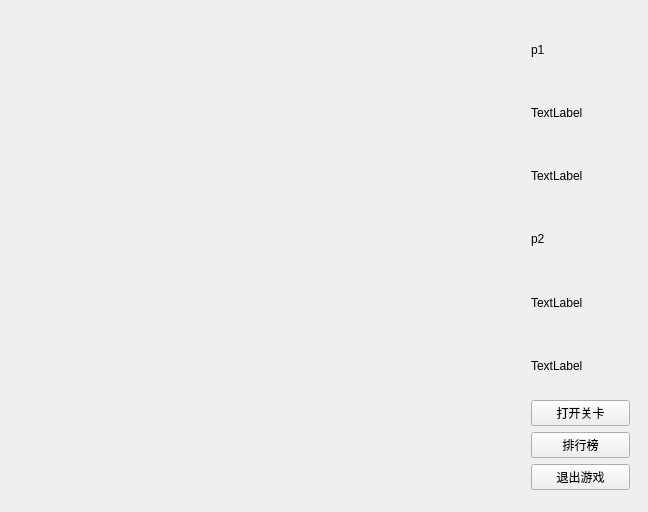
Above: game_try/game_widget.ui from emon100/tank-game before the change. Below: the same form after it.
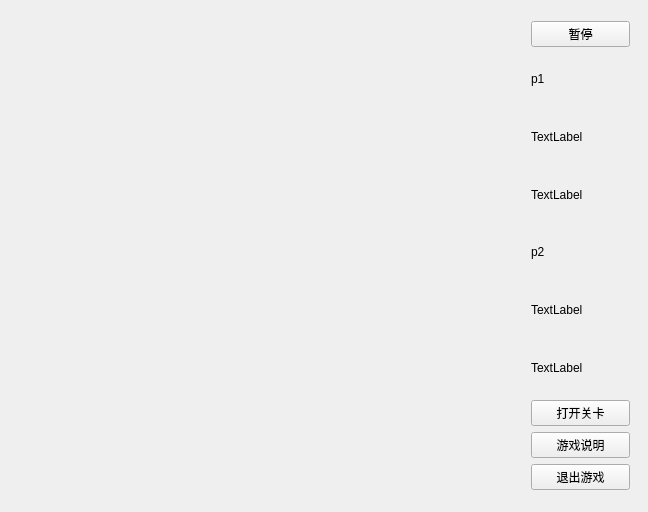
That is the form after the change.

Commit message: Game can pause now.

Diff of the .ui file:
```diff
--- a/game_try/game_widget.ui
+++ b/game_try/game_widget.ui
@@ -29,6 +29,13 @@
     </rect>
    </property>
    <layout class="QVBoxLayout" name="verticalLayout">
+    <item>
+     <widget class="QPushButton" name="PauseButton">
+      <property name="text">
+       <string>暂停</string>
+      </property>
+     </widget>
+    </item>
     <item>
      <widget class="QLabel" name="P1_name">
       <property name="text">
@@ -81,7 +88,7 @@
     <item>
      <widget class="QPushButton" name="RankButton">
       <property name="text">
-       <string>排行榜</string>
+       <string>游戏说明</string>
       </property>
      </widget>
     </item>
```
Left out of the diff: 2 changed lines with no effect on the pictures. The commit also changes 3 other files.
